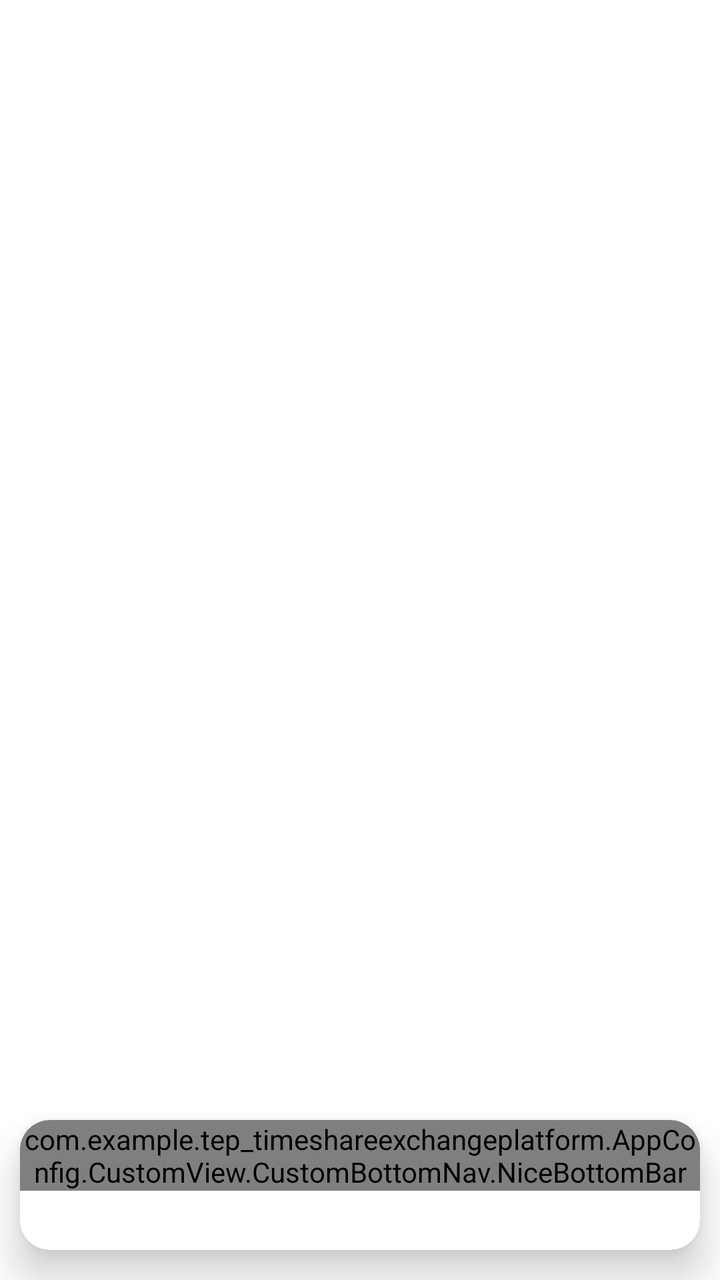
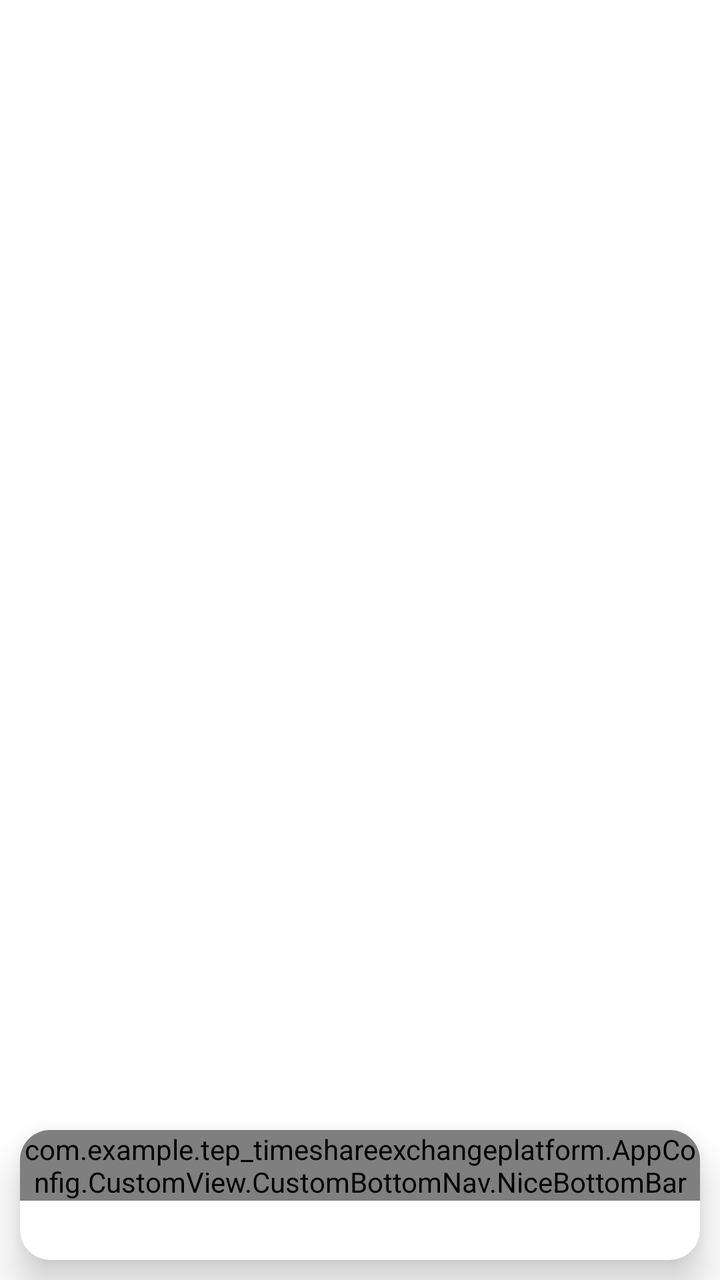

Before-and-after screenshots of an Android layout around one commit, followed by the original layout XML and the change that was made.
<!-- AndroidManifest.xml: application theme Base.Theme.TEPTimeshareExchangePlatform -->
<!-- res/layout/activity_main.xml -->
<?xml version="1.0" encoding="utf-8"?>
<androidx.constraintlayout.widget.ConstraintLayout xmlns:android="http://schemas.android.com/apk/res/android"
    xmlns:app="http://schemas.android.com/apk/res-auto"
    xmlns:tools="http://schemas.android.com/tools"
    android:id="@+id/main"
    android:layout_width="match_parent"
    android:layout_height="match_parent"
    tools:context=".UI.Activity.MainActivity.MainActivity">

    <androidx.viewpager2.widget.ViewPager2
        android:id="@+id/vp2Main"
        android:layout_width="match_parent"
        android:layout_height="match_parent"
        app:layout_constraintBottom_toBottomOf="parent"
        tools:layout_editor_absoluteX="0dp"/>

    <androidx.cardview.widget.CardView
        android:id="@+id/cardView"
        android:layout_width="match_parent"
        android:layout_height="65dp"
        android:layout_marginBottom="15dp"
        android:layout_marginStart="10dp"
        android:layout_marginEnd="10dp"
        android:translationZ="10dp"
        app:cardCornerRadius="15dp"
        app:layout_constraintBottom_toBottomOf="parent"
        tools:layout_editor_absoluteX="12dp">

        <com.example.tep_timeshareexchangeplatform.AppConfig.CustomView.CustomBottomNav.NiceBottomBar
            android:id="@+id/niceBottomNav"
            android:layout_width="match_parent"
            android:layout_height="wrap_content"
            app:layout_constraintBottom_toBottomOf="parent"
            app:menu="@menu/menu">

        </com.example.tep_timeshareexchangeplatform.AppConfig.CustomView.CustomBottomNav.NiceBottomBar>
    </androidx.cardview.widget.CardView>

</androidx.constraintlayout.widget.ConstraintLayout>
<!-- resources referenced by this layout -->
<resources>
  <style name="Base.Theme.TEPTimeshareExchangePlatform" parent="Theme.MaterialComponents.DayNight.NoActionBar">
          <item name="android:statusBarColor">@color/white</item>
          <item name="android:windowLightStatusBar">true</item> 
      </style>
  <color name="white">#FFFFFFFF</color>
</resources>

<!-- the commit's change to res/layout/activity_main.xml (unified diff, before → after) -->
@@ -18,7 +18,7 @@
         android:id="@+id/cardView"
         android:layout_width="match_parent"
         android:layout_height="65dp"
-        android:layout_marginBottom="15dp"
+        android:layout_marginBottom="10dp"
         android:layout_marginStart="10dp"
         android:layout_marginEnd="10dp"
         android:translationZ="10dp"
